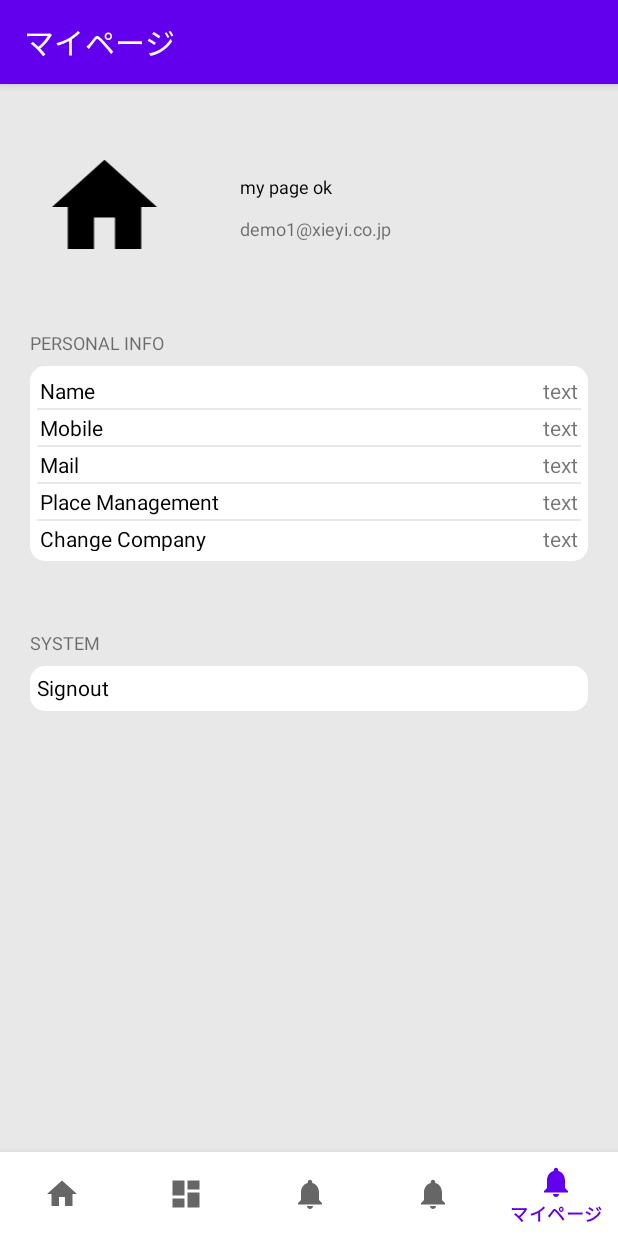
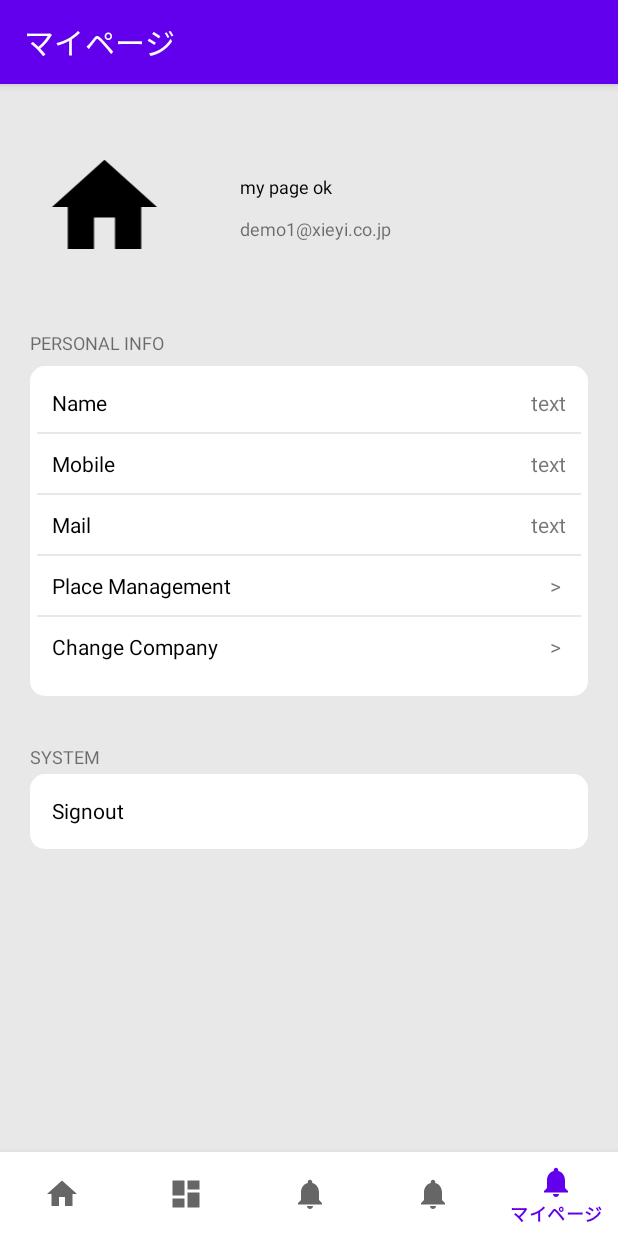
Before and after one commit to chenzhizsqq/CzOffice, an Android app: the MyPageFragment screen opened through its navigation route, on a phone screen of 412 x 824 dp. Run offline under Robolectric (Android 15) with nearby library versions, the phone set to English and light mode, and no system bars; our stand-ins replace navigation-ui.

Commit message:
主画面，第5个次画面 整理页面里的距离

```diff
--- a/app/src/main/java/com/example/etoffice/ui/MyPage/MyPageFragment.kt
+++ b/app/src/main/java/com/example/etoffice/ui/MyPage/MyPageFragment.kt
@@ -25,8 +25,8 @@ class MyPageFragment : Fragment() {
         testTV.text = "my page ok"
 
         //Place　Setting
-        val pImageView: ImageView = root.findViewById(R.id.imageView_MyPage_Logo) as ImageView
-        pImageView.setOnClickListener(View.OnClickListener {
+        val pTableRowPlaceManagement: TableRow = root.findViewById(R.id.place_management) as TableRow
+        pTableRowPlaceManagement.setOnClickListener(View.OnClickListener {
             val intent = Intent(activity, MyPagePlaceSettingActivity::class.java)
             startActivity(intent)
         })
--- a/app/src/main/res/layout/fragment_my_page.xml
+++ b/app/src/main/res/layout/fragment_my_page.xml
@@ -69,7 +69,7 @@
     <TableLayout
         android:id="@+id/PERSONAL_INFO"
         android:layout_width="0dp"
-        android:layout_height="130dp"
+        android:layout_height="220dp"
         android:layout_marginStart="20dp"
         android:layout_marginTop="188dp"
         android:layout_marginEnd="20dp"
@@ -83,7 +83,7 @@
             android:layout_height="wrap_content"
             android:background="@color/white"
             android:orientation="vertical"
-            android:layout_margin="2dp"
+            android:layout_margin="10dp"
             android:weightSum="2">
 
             <TextView
@@ -122,7 +122,7 @@
             android:layout_height="wrap_content"
             android:background="@color/white"
             android:orientation="vertical"
-            android:layout_margin="2dp"
+            android:layout_margin="10dp"
             android:weightSum="2">
 
             <TextView
@@ -163,7 +163,7 @@
             android:layout_height="wrap_content"
             android:background="@color/white"
             android:orientation="vertical"
-            android:layout_margin="2dp"
+            android:layout_margin="10dp"
             android:weightSum="2">
 
             <TextView
@@ -202,9 +202,10 @@
         <TableRow
             android:layout_width="match_parent"
             android:layout_height="wrap_content"
-            android:layout_margin="2dp"
+            android:layout_margin="10dp"
             android:background="@color/white"
             android:orientation="vertical"
+            android:id="@+id/place_management"
             android:weightSum="2">
 
             <TextView
@@ -223,7 +224,7 @@
                 android:layout_weight="1"
                 android:gravity="right"
                 android:singleLine="true"
-                android:text="text" />
+                android:text=" > " />
 
         </TableRow>
 
@@ -245,7 +246,7 @@
             android:layout_height="wrap_content"
             android:background="@color/white"
             android:orientation="vertical"
-            android:layout_margin="2dp"
+            android:layout_margin="10dp"
             android:id="@+id/change_company"
             android:weightSum="2">
 
@@ -263,7 +264,7 @@
                 android:layout_height="wrap_content"
                 android:layout_weight="1"
                 android:gravity="right"
-                android:text="text"
+                android:text=" > "
                 android:singleLine="true"/>
 
         </TableRow>
@@ -276,7 +277,7 @@
         android:layout_width="wrap_content"
         android:layout_height="wrap_content"
         android:layout_marginStart="20dp"
-        android:layout_marginTop="364dp"
+        android:layout_marginTop="440dp"
         android:text="SYSTEM"
 
         android:textSize="12dp"
@@ -288,9 +289,9 @@
     <TableLayout
         android:id="@+id/SYSTEM_info"
         android:layout_width="0dp"
-        android:layout_height="30dp"
+        android:layout_height="50dp"
         android:layout_marginStart="20dp"
-        android:layout_marginTop="388dp"
+        android:layout_marginTop="460dp"
         android:layout_marginEnd="20dp"
         android:background="@drawable/ic_round_edge_white"
         app:layout_constraintEnd_toEndOf="parent"
@@ -302,6 +303,7 @@
             android:layout_height="wrap_content"
             android:background="@color/white"
             android:orientation="vertical"
+            android:layout_margin="10dp"
             android:weightSum="1">
 
             <TextView
```
